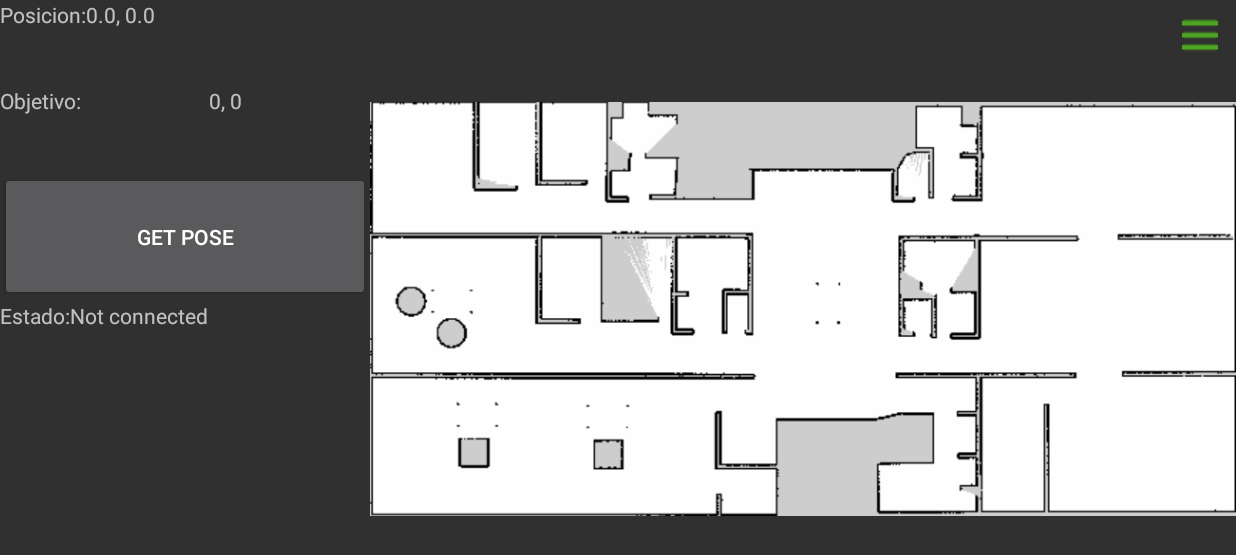
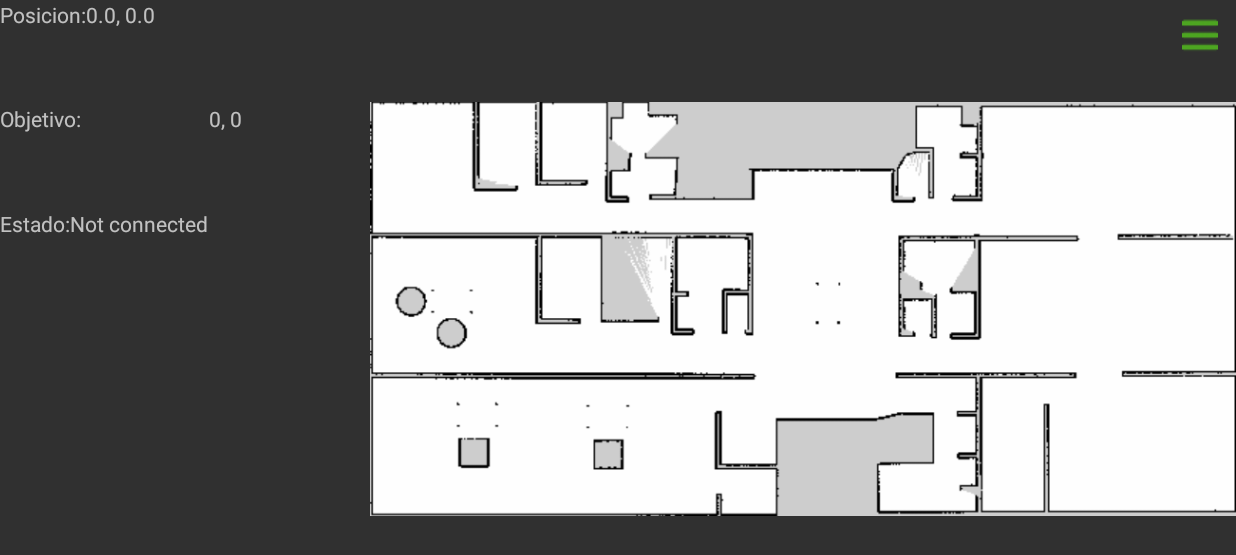
Before and after one commit to Kimchi-Robotics/mobile-app, an Android app built with Jetpack Compose: the screen it shows after launch (MainActivity), on a phone screen of 824 x 412 dp (held sideways). Shown: the top 555 px of the screen. Run offline under Robolectric (Android 15) with nearby library versions, the phone set to English and light mode, and no system bars; libraries missing offline, so code that uses them is left out: com.ortiz.touchview; plain views replace TouchImageView; 4 statements that could not run were skipped.

Commit message:
Fixes menu options and makes teleoperation work

```diff
--- a/DeliveryBot/app/src/main/java/com/kimchi/deliverybot/ui/UiControlPanelFragment.kt
+++ b/DeliveryBot/app/src/main/java/com/kimchi/deliverybot/ui/UiControlPanelFragment.kt
@@ -21,7 +21,6 @@ class UiControlPanelFragment: Fragment() {
     ): View? {
         super.onCreateView(inflater, container, savedInstanceState)
         val view = inflater.inflate(R.layout.ui_control_panel_fragment, container, false)
-        val poseButton = view.findViewById<Button>(R.id.button_service)
         val positionContentTextView = view.findViewById<TextView>(R.id.positionContentTextView)
 
         uiViewModel.pose.observe(viewLifecycleOwner) {
@@ -30,10 +29,6 @@ class UiControlPanelFragment: Fragment() {
             val positionContentString = java.lang.String("$x, $y")
             positionContentTextView.text = positionContentString
         }
-
-        poseButton.setOnClickListener {
-            uiViewModel.callPoseService()
-        }
         return view
     }
 }
--- a/DeliveryBot/app/src/main/res/layout/ui_control_panel_fragment.xml
+++ b/DeliveryBot/app/src/main/res/layout/ui_control_panel_fragment.xml
@@ -48,13 +48,6 @@
 
     </LinearLayout>
 
-    <Button
-        android:id="@+id/button_service"
-        android:layout_width="match_parent"
-        android:layout_height="wrap_content"
-        android:layout_weight="0.2"
-        android:text="Get Pose" />
-
     <androidx.fragment.app.FragmentContainerView
         android:id="@+id/fragmentContainerView"
         android:name="com.kimchi.deliverybot.ui.UiStateFragment"
--- /dev/null
+++ b/DeliveryBot/app/src/main/res/menu/state_menu_default.xml
@@ -0,0 +1,12 @@
+<?xml version="1.0" encoding="utf-8"?>
+<menu xmlns:android="http://schemas.android.com/apk/res/android"
+    android:layout_width="match_parent"
+    android:layout_height="match_parent">
+    <item android:id="@+id/state_teleoperation"
+        android:title="@string/teleoperate" />
+    <item android:id="@+id/state_mapping"
+        android:title="@string/start_mapping" />
+    <item android:id="@+id/scan_network"
+        android:title="@string/scan_network" />
+
+</menu>
--- /dev/null
+++ b/DeliveryBot/app/src/main/res/menu/state_menu_mapping.xml
@@ -0,0 +1,7 @@
+<?xml version="1.0" encoding="utf-8"?>
+<menu xmlns:android="http://schemas.android.com/apk/res/android"
+    android:layout_width="match_parent"
+    android:layout_height="match_parent">
+    <item android:id="@+id/scan_network"
+        android:title="@string/scan_network" />
+</menu>
--- a/DeliveryBot/app/src/main/res/menu/state_menu.xml
+++ b/DeliveryBot/app/src/main/res/menu/state_menu_teleop.xml
@@ -2,10 +2,10 @@
 <menu xmlns:android="http://schemas.android.com/apk/res/android"
     android:layout_width="match_parent"
     android:layout_height="match_parent">
-    <item android:id="@+id/state_teleoperation"
-        android:title="@string/teleoperate" />
     <item android:id="@+id/state_navigation"
         android:title="@string/state_navigation" />
+    <item android:id="@+id/state_mapping"
+        android:title="@string/start_mapping" />
     <item android:id="@+id/scan_network"
         android:title="@string/scan_network" />
 
```
Also changed, not shown: DeliveryBot/app/src/main/java/com/kimchi/deliverybot/MainActivity.kt (+23 -4 lines), DeliveryBot/app/src/main/java/com/kimchi/deliverybot/ui/UiViewModel.kt (+8 -0 lines).
